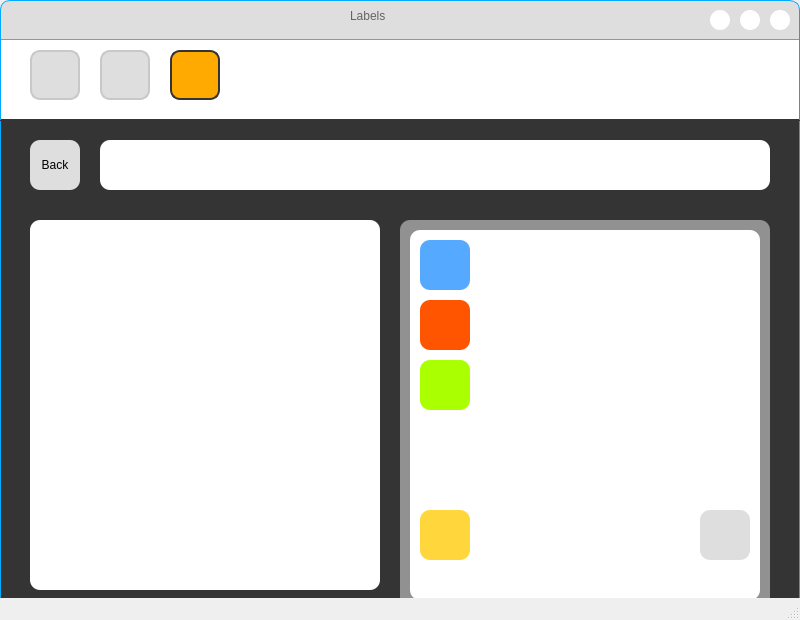
The window that gui/shelf_3.ui (AshwinRaikar88/daxplore) describes before a commit, drawn with Qt 5.
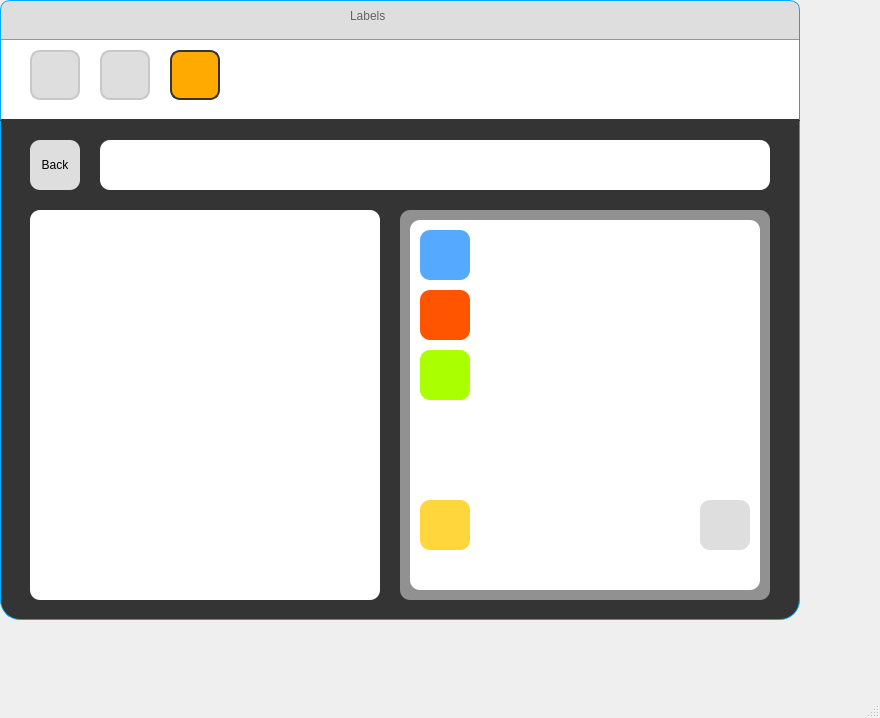
The same window after the commit.

```diff
--- a/gui/shelf_3.ui
+++ b/gui/shelf_3.ui
@@ -6,8 +6,8 @@
    <rect>
     <x>0</x>
     <y>0</y>
-    <width>800</width>
-    <height>620</height>
+    <width>880</width>
+    <height>718</height>
    </rect>
   </property>
   <property name="minimumSize">
@@ -58,9 +58,9 @@
      <property name="geometry">
       <rect>
        <x>400</x>
-       <y>100</y>
+       <y>90</y>
        <width>370</width>
-       <height>391</height>
+       <height>390</height>
       </rect>
      </property>
      <property name="minimumSize">
@@ -331,6 +331,25 @@
       <string/>
      </property>
     </widget>
+    <widget class="QWidget" name="tree_background" native="true">
+     <property name="geometry">
+      <rect>
+       <x>30</x>
+       <y>90</y>
+       <width>350</width>
+       <height>390</height>
+      </rect>
+     </property>
+     <property name="styleSheet">
+      <string notr="true">background-color:rgb(255, 255, 255);
+border-radius: 10px;</string>
+     </property>
+    </widget>
+    <zorder>tree_background</zorder>
+    <zorder>action_window</zorder>
+    <zorder>treeView</zorder>
+    <zorder>exp_back</zorder>
+    <zorder>root_dir</zorder>
    </widget>
    <widget class="QWidget" name="widget_1" native="true">
     <property name="geometry">
@@ -470,8 +489,9 @@
        </rect>
       </property>
       <property name="styleSheet">
-       <string notr="true">background-color: rgb(255, 255, 255);
-border-radius: 10px;</string>
+       <string notr="true">QPushButton#close_btn::hover{
+background-color : red; border-radius: 10px;
+}</string>
       </property>
       <property name="text">
        <string/>
@@ -523,8 +543,10 @@
        </rect>
       </property>
       <property name="styleSheet">
-       <string notr="true">background-color: rgb(255, 255, 255);
-border-radius: 10px;</string>
+       <string notr="true">QPushButton#maximize_btn::hover{
+background-color : green;
+border-radius: 5px;
+}</string>
       </property>
       <property name="text">
        <string/>
@@ -558,8 +580,10 @@
        </rect>
       </property>
       <property name="styleSheet">
-       <string notr="true">background-color: rgb(255, 255, 255);
-border-radius: 10px;</string>
+       <string notr="true">QPushButton#minimize_btn::hover{
+background-color : orange;
+border-radius: 5px;
+}</string>
       </property>
       <property name="text">
        <string/>
```
Left out of the diff: 89 changed lines with no effect on the pictures.
